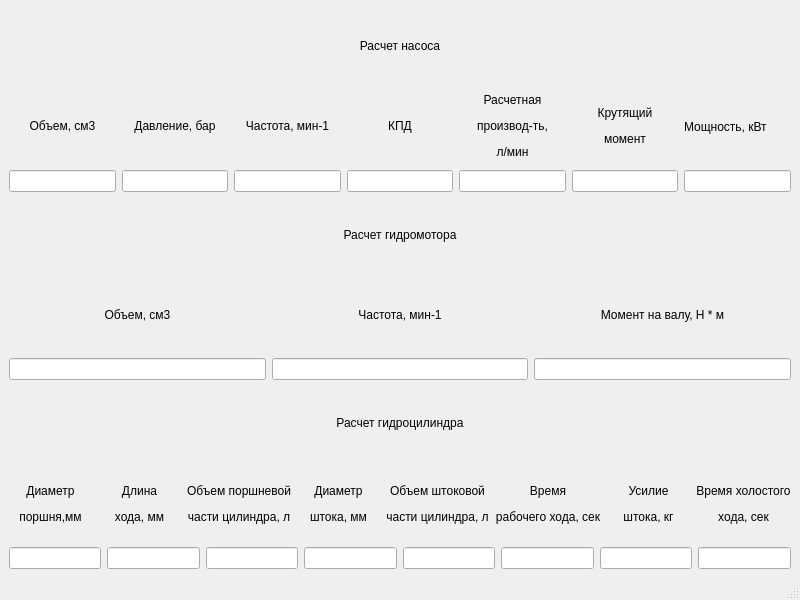
First picture: the form in mainwindow.ui, repository a-simanov/HydroCalculation, before the edit.
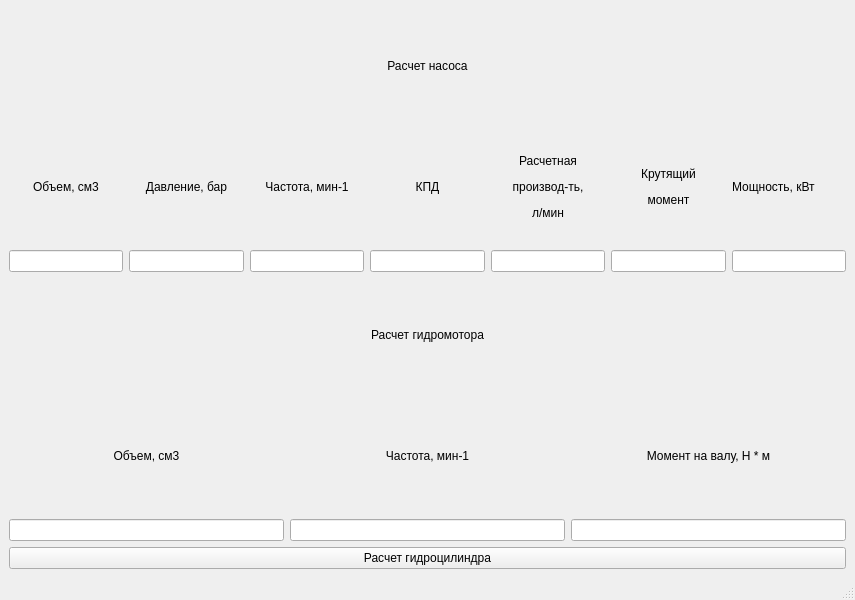
Second picture: the form after the edit.

Patch:
```diff
--- a/mainwindow.ui
+++ b/mainwindow.ui
@@ -6,7 +6,7 @@
    <rect>
     <x>0</x>
     <y>0</y>
-    <width>800</width>
+    <width>855</width>
     <height>600</height>
    </rect>
   </property>
@@ -175,103 +175,15 @@
         </item>
        </layout>
       </item>
-      <item>
-       <widget class="QLabel" name="label_3">
-        <property name="text">
-         <string>&lt;html&gt;&lt;head/&gt;&lt;body&gt;&lt;p align=&quot;center&quot;&gt;Расчет гидроцилиндра&lt;/p&gt;&lt;/body&gt;&lt;/html&gt;</string>
-        </property>
-       </widget>
-      </item>
-      <item>
-       <layout class="QHBoxLayout" name="horizontalLayout_6">
-        <item>
-         <widget class="QLabel" name="label_19">
-          <property name="text">
-           <string>&lt;html&gt;&lt;head/&gt;&lt;body&gt;&lt;p align=&quot;center&quot;&gt;Диаметр&lt;/p&gt;&lt;p align=&quot;center&quot;&gt;поршня,мм&lt;/p&gt;&lt;/body&gt;&lt;/html&gt;</string>
-          </property>
-         </widget>
-        </item>
-        <item>
-         <widget class="QLabel" name="label_21">
-          <property name="text">
-           <string>&lt;html&gt;&lt;head/&gt;&lt;body&gt;&lt;p align=&quot;center&quot;&gt;Длина&lt;/p&gt;&lt;p align=&quot;center&quot;&gt;хода, мм&lt;/p&gt;&lt;/body&gt;&lt;/html&gt;</string>
-          </property>
-         </widget>
-        </item>
-        <item>
-         <widget class="QLabel" name="label_20">
-          <property name="text">
-           <string>&lt;html&gt;&lt;head/&gt;&lt;body&gt;&lt;p align=&quot;center&quot;&gt;Объем поршневой&lt;/p&gt;&lt;p align=&quot;center&quot;&gt;части цилиндра, л&lt;/p&gt;&lt;/body&gt;&lt;/html&gt;</string>
-          </property>
-         </widget>
-        </item>
-        <item>
-         <widget class="QLabel" name="label_18">
-          <property name="text">
-           <string>&lt;html&gt;&lt;head/&gt;&lt;body&gt;&lt;p align=&quot;center&quot;&gt;Диаметр&lt;/p&gt;&lt;p align=&quot;center&quot;&gt;штока, мм&lt;/p&gt;&lt;/body&gt;&lt;/html&gt;</string>
-          </property>
-         </widget>
-        </item>
-        <item>
-         <widget class="QLabel" name="label_17">
-          <property name="text">
-           <string>&lt;html&gt;&lt;head/&gt;&lt;body&gt;&lt;p align=&quot;center&quot;&gt;Объем штоковой&lt;/p&gt;&lt;p align=&quot;center&quot;&gt;части цилиндра, л&lt;/p&gt;&lt;/body&gt;&lt;/html&gt;</string>
-          </property>
-         </widget>
-        </item>
-        <item>
-         <widget class="QLabel" name="label_16">
-          <property name="text">
-           <string>&lt;html&gt;&lt;head/&gt;&lt;body&gt;&lt;p align=&quot;center&quot;&gt;Время&lt;/p&gt;&lt;p align=&quot;center&quot;&gt;рабочего хода, сек&lt;/p&gt;&lt;/body&gt;&lt;/html&gt;</string>
-          </property>
-         </widget>
-        </item>
-        <item>
-         <widget class="QLabel" name="label_15">
-          <property name="text">
-           <string>&lt;html&gt;&lt;head/&gt;&lt;body&gt;&lt;p align=&quot;center&quot;&gt;Усилие&lt;/p&gt;&lt;p align=&quot;center&quot;&gt;штока, кг&lt;/p&gt;&lt;/body&gt;&lt;/html&gt;</string>
-          </property>
-         </widget>
-        </item>
-        <item>
-         <widget class="QLabel" name="label_14">
-          <property name="text">
-           <string>&lt;html&gt;&lt;head/&gt;&lt;body&gt;&lt;p align=&quot;center&quot;&gt;Время холостого&lt;/p&gt;&lt;p align=&quot;center&quot;&gt;хода, сек&lt;/p&gt;&lt;/body&gt;&lt;/html&gt;</string>
-          </property>
-         </widget>
-        </item>
-       </layout>
-      </item>
-      <item>
-       <layout class="QHBoxLayout" name="horizontalLayout">
-        <item>
-         <widget class="QLineEdit" name="le_diametr_p"/>
-        </item>
-        <item>
-         <widget class="QLineEdit" name="le_length"/>
-        </item>
-        <item>
-         <widget class="QLineEdit" name="le_vol_p"/>
-        </item>
-        <item>
-         <widget class="QLineEdit" name="le_diametr_s"/>
-        </item>
-        <item>
-         <widget class="QLineEdit" name="le_vol_s"/>
-        </item>
-        <item>
-         <widget class="QLineEdit" name="le_work_time"/>
-        </item>
-        <item>
-         <widget class="QLineEdit" name="le_press"/>
-        </item>
-        <item>
-         <widget class="QLineEdit" name="le_empty_time"/>
-        </item>
-       </layout>
-      </item>
      </layout>
     </item>
+    <item row="1" column="0">
+     <widget class="QPushButton" name="pb_cylinder_calc">
+      <property name="text">
+       <string>Расчет гидроцилиндра</string>
+      </property>
+     </widget>
+    </item>
    </layout>
   </widget>
   <widget class="QMenuBar" name="menubar">
```
Left out of the diff: 2 changed lines with no effect on the pictures.
